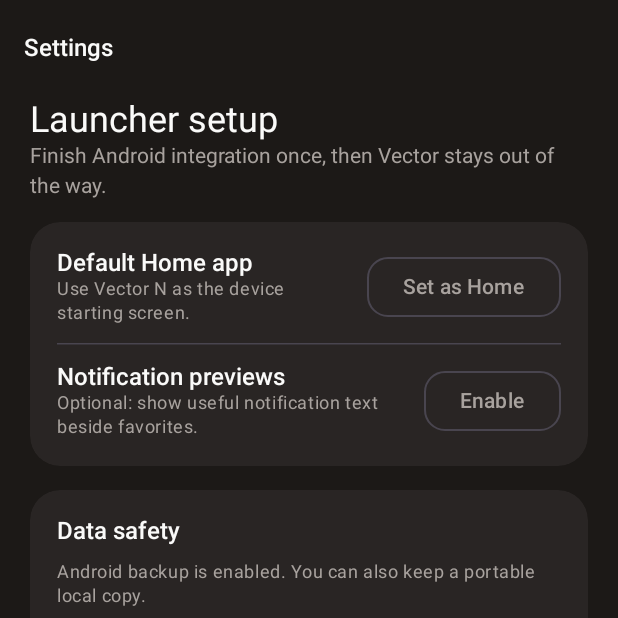
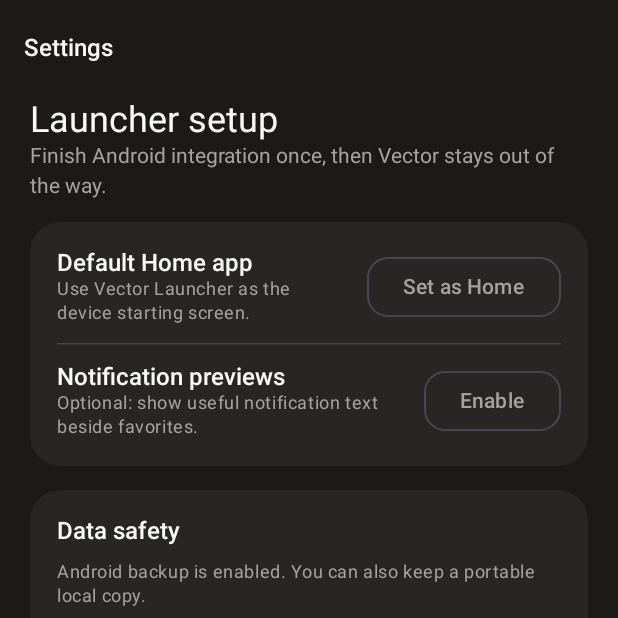
Before and after one commit to thecuriousmechanic/Vector-Launcher-Android, an Android app built with Jetpack Compose: the composable SettingsScreen shown on its own in the app's theme, after a tap on "Set as Home", on a phone screen of 412 x 824 dp, the top half of it. Run offline under Robolectric (Android 15) with nearby library versions, the phone set to English and light mode, and no system bars.

Commit message:
chore: update application branding and labels to Vector Launcher

```diff
--- a/app/src/main/AndroidManifest.xml
+++ b/app/src/main/AndroidManifest.xml
@@ -33,7 +33,7 @@
         <service
             android:name=".notifications.VectorNotificationListenerService"
             android:exported="true"
-            android:label="Vector N notification previews"
+            android:label="Vector Launcher notification previews"
             android:permission="android.permission.BIND_NOTIFICATION_LISTENER_SERVICE">
             <intent-filter>
                 <action android:name="android.service.notification.NotificationListenerService" />
--- a/app/src/main/java/com/vector/launch/core/repository/BackupRepository.kt
+++ b/app/src/main/java/com/vector/launch/core/repository/BackupRepository.kt
@@ -74,7 +74,7 @@ class BackupRepository(
 
     private fun parseAndValidateBackup(json: String): ParsedBackup {
         val root = JSONObject(json)
-        require(root.optString("format") == BACKUP_FORMAT) { "This is not a Vector N backup." }
+        require(root.optString("format") == BACKUP_FORMAT) { "This is not a Vector Launcher backup." }
         require(root.optInt("version", -1) == BACKUP_VERSION) { "This backup version is not supported." }
 
         val projects = root.requiredArray("projects").mapObjects(::parseProject)
--- a/app/src/main/java/com/vector/launch/settings/SettingsScreen.kt
+++ b/app/src/main/java/com/vector/launch/settings/SettingsScreen.kt
@@ -221,9 +221,9 @@ fun SettingsScreen(
                         SetupAction(
                             title = "Default Home app",
                             description = if (isDefaultHome) {
-                                "Vector N opens when you press Home."
+                                "Vector Launcher opens when you press Home."
                             } else {
-                                "Use Vector N as the device starting screen."
+                                "Use Vector Launcher as the device starting screen."
                             },
                             actionLabel = if (isDefaultHome) "Active" else "Set as Home",
                             actionEnabled = !isDefaultHome,
@@ -536,7 +536,7 @@ fun SettingsScreen(
                     horizontalAlignment = Alignment.CenterHorizontally
                 ) {
                     Text(
-                        text = "Vector N • Core features work offline",
+                        text = "Vector Launcher • Core features work offline",
                         style = MaterialTheme.typography.bodyMedium,
                         color = MaterialTheme.colorScheme.onSurfaceVariant
                     )
@@ -711,7 +711,7 @@ private fun WallpaperSettingsPanel(
                             color = MaterialTheme.colorScheme.onSurface
                         )
                         Text(
-                            text = "Vector N is using the theme background",
+                            text = "Vector Launcher is using the theme background",
                             style = MaterialTheme.typography.bodySmall,
                             color = MaterialTheme.colorScheme.onSurfaceVariant
                         )
--- a/app/src/main/res/values/strings.xml
+++ b/app/src/main/res/values/strings.xml
@@ -1,3 +1,3 @@
 <resources>
-    <string name="app_name">Vector N</string>
+    <string name="app_name">Vector Launcher</string>
 </resources>
--- a/settings.gradle.kts
+++ b/settings.gradle.kts
@@ -22,5 +22,5 @@ dependencyResolutionManagement {
     }
 }
 
-rootProject.name = "Vector Launcher N"
+rootProject.name = "Vector Launcher"
 include(":app")
```
Also changed, not shown: 1 other file.
